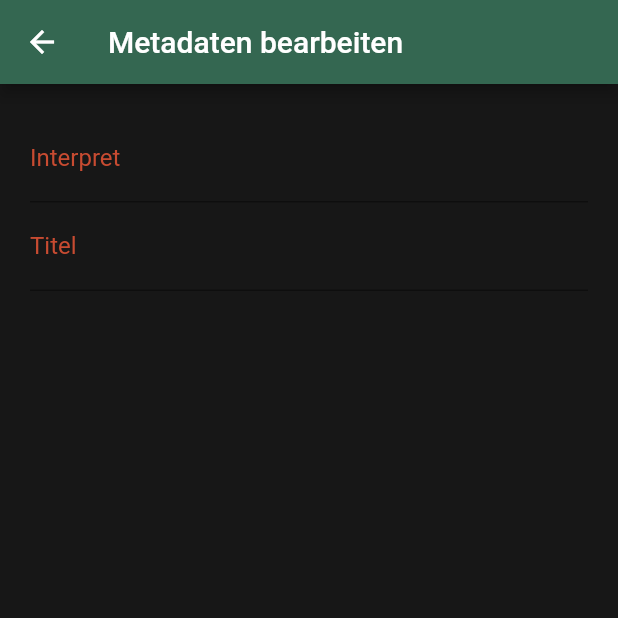
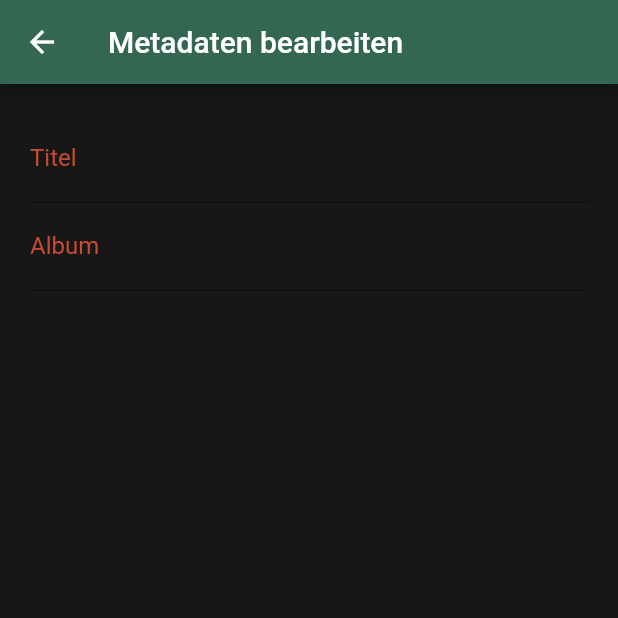
Before and after one commit to xXNicksdaXx/selfradio_v1, a Flutter app: the EditScreen screen opened directly with empty values, on a phone screen of 412 x 824 dp, the top half of it. Run offline on Flutter 3.47's test engine with Material 2 defaults, Android fonts, the phone set to English and light mode, and no system bars; drawn by our look-alikes of flutter_form_builder; our stand-ins replace file_picker, firebase_core, firebase_storage, form_builder_validators, get_it; missing offline and left inert: id3; accounts and stored records are empty; network calls fail.

Commit message:
update edit screen + add new input for many artists - TODO: input not validated

```diff
--- a/lib/entities/list_item.dart
+++ b/lib/entities/list_item.dart
@@ -31,14 +31,15 @@ class ListItem {
     } else {
       album = "";
     }
-    song = MetadataItem(artist: artist, title: title, album: album);
+    song = MetadataItem(artist: [artist], title: title, album: album);
   }
 }
 
 class MetadataItem {
-  String artist;
+  List<String> artist;
   String title;
   String album;
+  List<String> feat = [];
 
   MetadataItem({
     required this.artist,
--- a/lib/screens/add_song/components/edit_screen.dart
+++ b/lib/screens/add_song/components/edit_screen.dart
@@ -17,60 +17,154 @@ class EditScreen extends StatefulWidget {
 }
 
 class _EditScreenState extends State<EditScreen> {
-  final formKey = GlobalKey<FormBuilderState>();
-  final artistFormKey = GlobalKey<FormBuilderFieldState>();
+  final artistKey = GlobalKey<FormBuilderState>();
+  final mixedKey = GlobalKey<FormBuilderState>();
+  final featKey = GlobalKey<FormBuilderState>();
+  List<Widget> artistFields = [];
+  List<Widget> mixedFields = [];
+  List<Widget> featFields = [];
+  int artists = 0;
+  int feat = 0;
+
+  void _createArtistForm(int i) {
+    artists++;
+    final String initialValue;
+    i >= 0 ? initialValue = widget.song.artist[i] : initialValue = '';
+    final form = FormBuilderTextField(
+      autovalidateMode: AutovalidateMode.always,
+      initialValue: initialValue,
+      name: 'artist$artists',
+      decoration: InputDecoration(
+          labelText: 'Interpret #$artists',
+          labelStyle: const TextStyle(color: kSecondaryColor),
+          suffixIcon: IconButton(
+            icon: const Icon(
+              Icons.add_circle_outline,
+              color: kPrimaryColor,
+            ),
+            onPressed: () => _createArtistForm(-1),
+          )),
+      validator: FormBuilderValidators.required(
+          errorText: 'Das Interpret-Feld darf nicht leer sein!'),
+    );
+    setState(() {
+      artistFields.add(form);
+    });
+  }
+
+  void _createTitleForm() {
+    final form = FormBuilderTextField(
+      autovalidateMode: AutovalidateMode.always,
+      initialValue: widget.song.title,
+      name: 'title',
+      decoration: const InputDecoration(
+        labelText: 'Titel',
+        labelStyle: TextStyle(color: kSecondaryColor),
+      ),
+      validator: FormBuilderValidators.required(
+          errorText: 'Das Titel-Feld darf nicht leer sein!'),
+    );
+    setState(() {
+      mixedFields.add(form);
+    });
+  }
+
+  void _createAlbumForm() {
+    final form = FormBuilderTextField(
+      autovalidateMode: AutovalidateMode.always,
+      initialValue: widget.song.album,
+      name: 'album',
+      decoration: const InputDecoration(
+        labelText: 'Album',
+        labelStyle: TextStyle(color: kSecondaryColor),
+      ),
+    );
+    setState(() {
+      mixedFields.add(form);
+    });
+  }
+
+  void _createFeatForm() {
+    feat++;
+    final form = FormBuilderTextField(
+      autovalidateMode: AutovalidateMode.always,
+      name: 'feat',
+      decoration: InputDecoration(
+        labelText: 'Feat #$feat',
+        labelStyle: const TextStyle(color: kSecondaryColor),
+      ),
+      validator: FormBuilderValidators.required(
+          errorText: 'Das Titel-Feld darf nicht leer sein!'),
+    );
+    setState(() {
+      featFields.add(form);
+    });
+  }
+
+  @override
+  void initState() {
+    super.initState();
+    artists = 0;
+    feat = 0;
+
+    for (int i = 0; i < widget.song.artist.length; i++) {
+      _createArtistForm(i);
+    }
+
+    _createTitleForm();
+    _createAlbumForm();
+  }
 
   @override
   Widget build(BuildContext context) {
-    // List<Widget> artists = [
-    //   TextFormField(
-    //     initialValue: widget.song.artist,
-    //     onChanged: (value) => value.isNotEmpty
-    //         ? newSong.artist = value
-    //         : newSong.artist = widget.song.artist,
-    //   ),
-    // ];
     return Scaffold(
         backgroundColor: kBackgroundColor,
         appBar: AppBar(
           title: const Text("Metadaten bearbeiten"),
           backgroundColor: kPrimaryColor,
         ),
-        body: FormBuilder(
-          key: formKey,
-          autovalidateMode: AutovalidateMode.disabled,
+        body: buildFormBody(),
+        bottomSheet: buildBottomBar());
+  }
+
+  Widget buildFormBody() {
+    return SingleChildScrollView(
       child: Padding(
         padding: const EdgeInsets.all(kDefaultPadding),
         child: Column(
           children: [
-                FormBuilderTextField(
-                  autovalidateMode: AutovalidateMode.always,
-                  name: 'artist',
-                  decoration: const InputDecoration(
-                    labelText: 'Interpret',
-                    labelStyle: TextStyle(color: kSecondaryColor),
+            FormBuilder(
+              key: artistKey,
+              autovalidateMode: AutovalidateMode.disabled,
+              child: Column(
+                children: artistFields,
               ),
-                  initialValue: widget.song.artist,
-                  validator: FormBuilderValidators.required(
-                      errorText: 'Das Interpret-Feld darf nicht leer sein!'),
+              onChanged: () => artistKey.currentState!.save(),
             ),
-                FormBuilderTextField(
-                  autovalidateMode: AutovalidateMode.always,
-                  name: 'title',
-                  decoration: const InputDecoration(
-                    labelText: 'Titel',
-                    labelStyle: TextStyle(color: kSecondaryColor),
+            FormBuilder(
+              key: mixedKey,
+              autovalidateMode: AutovalidateMode.disabled,
+              child: Column(
+                children: mixedFields,
               ),
-                  initialValue: widget.song.title,
-                  validator: FormBuilderValidators.required(
-                      errorText: 'Das Titel-Feld darf nicht leer sein!'),
-                )
+              onChanged: () => mixedKey.currentState!.save(),
+            ),
+            FormBuilder(
+              key: featKey,
+              autovalidateMode: AutovalidateMode.disabled,
+              child: Column(
+                children: featFields,
+              ),
+              onChanged: () => featKey.currentState!.save(),
+            ),
           ],
         ),
       ),
-          onChanged: () => formKey.currentState!.save(),
-        ),
-        bottomSheet: Container(
+    );
+  }
+
+  Widget buildBottomBar() {
+    return Container(
       decoration: const BoxDecoration(
         color: kPrimaryColor,
       ),
@@ -79,7 +173,9 @@ class _EditScreenState extends State<EditScreen> {
         children: [
           IconButton(
               onPressed: () {
-                    formKey.currentState?.reset();
+                artistKey.currentState?.reset();
+                mixedKey.currentState?.reset();
+                featKey.currentState?.reset();
                 Navigator.of(context).pop();
               },
               icon: const Icon(
@@ -89,12 +185,22 @@ class _EditScreenState extends State<EditScreen> {
           IconButton(
               onPressed: () {
                 MetadataItem? item;
-                    if (formKey.currentState?.saveAndValidate() ?? false) {
-                      final value = formKey.currentState?.value;
+                if (artistKey.currentState!.saveAndValidate() &&
+                    mixedKey.currentState!.saveAndValidate() &&
+                    featKey.currentState!.saveAndValidate()) {
+                  Map<String, dynamic>? value = artistKey.currentState!.value;
+                  List<String> artistList = [];
+                  for (int i = 1; i <= artists; i++) {
+                    artistList.add(value['artist$i']);
+                  }
+                  value = artistKey.currentState!.value;
+                  final title = value['title'];
+                  value = artistKey.currentState!.value;
+                  final album = value['album'];
+                  print(title);
+                  print(album);
                   item = MetadataItem(
-                          artist: value!['artist'],
-                          title: value['title'],
-                          album: "");
+                      artist: artistList, title: title, album: album);
                   Navigator.of(context).pop(item);
                 }
               },
@@ -104,6 +210,6 @@ class _EditScreenState extends State<EditScreen> {
               )),
         ],
       ),
-        ));
+    );
   }
 }
--- a/lib/screens/add_song/components/list_item_widget.dart
+++ b/lib/screens/add_song/components/list_item_widget.dart
@@ -33,7 +33,7 @@ class _ListItemWidgetState extends State<ListItemWidget> {
           child: ListTile(
             title: Text(widget.item.song.title),
             subtitle: Text(
-              "~ ${widget.item.song.artist}",
+              "~ ${widget.item.song.artist.join(', ')}",
               style: const TextStyle(color: Colors.white70),
             ),
             trailing: Row(
```
Lines whose indentation alone changed are shown as unchanged.
